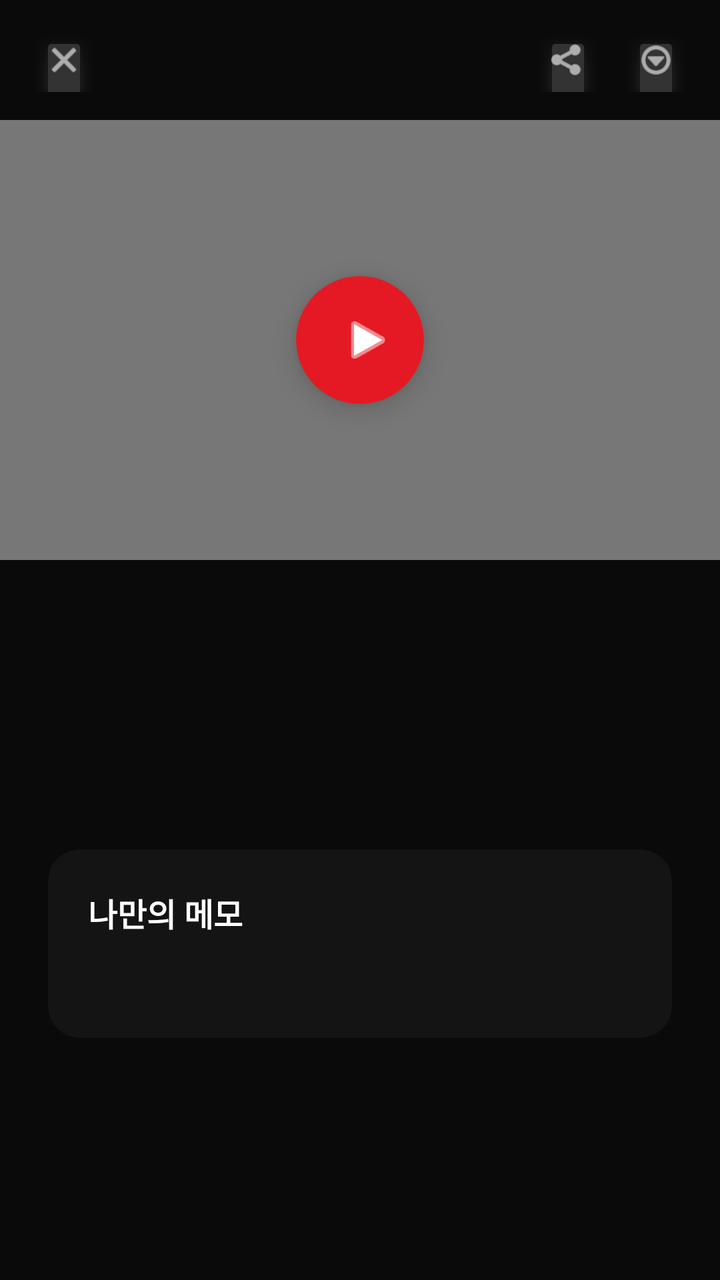
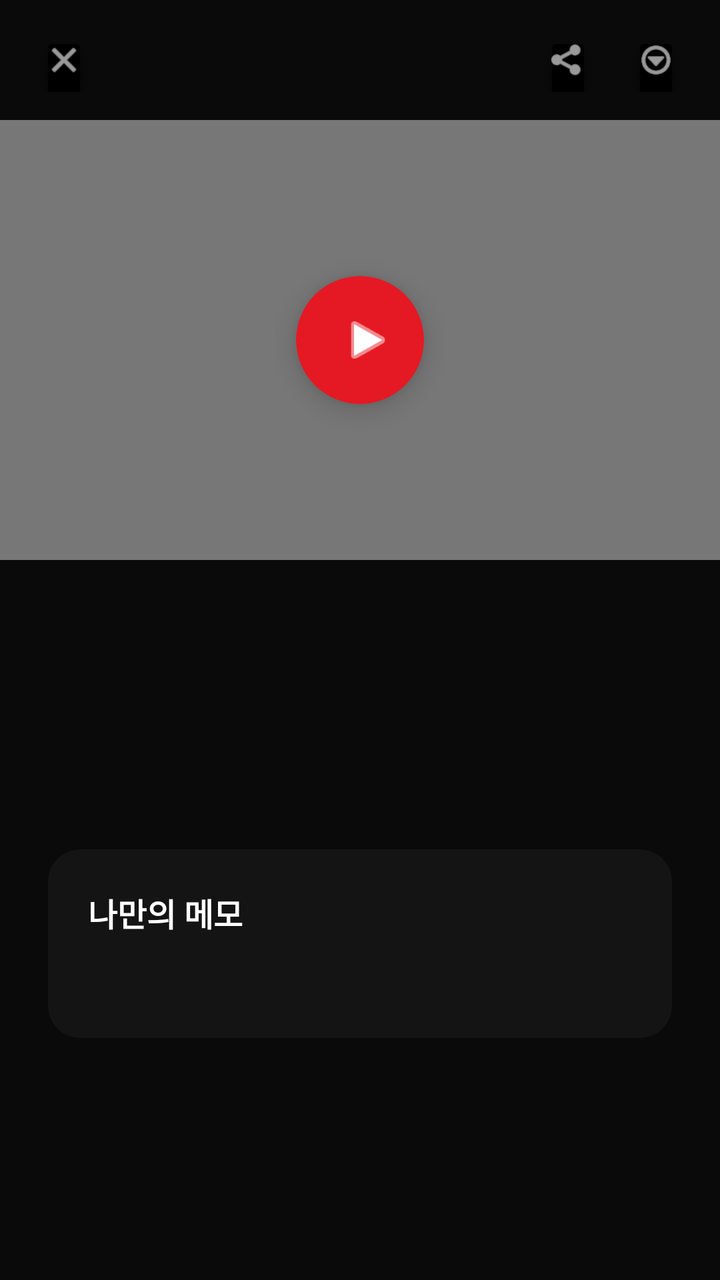

Compare the two renders of this Android layout. The source of the first and the diff that turns it into the second are given below.
<!-- AndroidManifest.xml: application theme Theme.TubePocket -->
<!-- res/layout/activity_video_detail.xml -->
<?xml version="1.0" encoding="utf-8"?>
<androidx.constraintlayout.widget.ConstraintLayout xmlns:android="http://schemas.android.com/apk/res/android"
    xmlns:app="http://schemas.android.com/apk/res-auto"
    android:layout_width="match_parent"
    android:layout_height="match_parent"
    android:background="#0A0A0A"> <RelativeLayout
    android:id="@+id/topBar"
    android:layout_width="match_parent"
    android:layout_height="60dp"
    android:paddingHorizontal="16dp"
    app:layout_constraintTop_toTopOf="parent">

    <ImageView
        android:id="@+id/ivClose"
        android:layout_width="32dp"
        android:layout_height="32dp"
        android:layout_centerVertical="true"
        android:background="@drawable/abc_menu_hardkey_panel_mtrl_mult"
        android:backgroundTint="#333333"
        android:padding="6dp"
        android:src="@android:drawable/ic_menu_close_clear_cancel"
        app:tint="#FFFFFF" />

    <LinearLayout
        android:layout_width="wrap_content"
        android:layout_height="wrap_content"
        android:layout_alignParentEnd="true"
        android:layout_centerVertical="true"
        android:orientation="horizontal">

        <ImageView
            android:id="@+id/ivShare"
            android:layout_width="32dp"
            android:layout_height="32dp"
            android:layout_marginEnd="12dp"
            android:background="@drawable/abc_menu_hardkey_panel_mtrl_mult"
            android:backgroundTint="#333333"
            android:padding="6dp"
            android:src="@android:drawable/ic_menu_share"
            app:tint="#FFFFFF" />

        <ImageView
            android:id="@+id/ivMore"
            android:layout_width="32dp"
            android:layout_height="32dp"
            android:background="@drawable/abc_menu_hardkey_panel_mtrl_mult"
            android:backgroundTint="#333333"
            android:padding="6dp"
            android:src="@android:drawable/ic_menu_more"
            app:tint="#FFFFFF" />
    </LinearLayout>
</RelativeLayout>

    <ScrollView
        android:layout_width="match_parent"
        android:layout_height="0dp"
        app:layout_constraintBottom_toBottomOf="parent"
        app:layout_constraintTop_toBottomOf="@+id/topBar">

        <LinearLayout
            android:layout_width="match_parent"
            android:layout_height="wrap_content"
            android:orientation="vertical">

            <FrameLayout
                android:layout_width="match_parent"
                android:layout_height="220dp">

                <ImageView
                    android:id="@+id/ivDetailThumbnail"
                    android:layout_width="match_parent"
                    android:layout_height="match_parent"
                    android:scaleType="centerCrop"
                    android:background="@android:color/darker_gray" />

                <View
                    android:layout_width="match_parent"
                    android:layout_height="match_parent"
                    android:background="#4D000000" />

                <androidx.cardview.widget.CardView
                    android:id="@+id/btnPlayVideo"
                    android:layout_width="64dp"
                    android:layout_height="64dp"
                    android:layout_gravity="center"
                    app:cardBackgroundColor="@color/main_red"
                    app:cardCornerRadius="32dp"
                    app:cardElevation="8dp">

                    <ImageView
                        android:layout_width="match_parent"
                        android:layout_height="match_parent"
                        android:layout_gravity="center"
                        android:padding="16dp"
                        android:layout_marginStart="4dp"
                        android:src="@android:drawable/ic_media_play"
                        app:tint="#FFFFFF" />
                </androidx.cardview.widget.CardView>
            </FrameLayout>

            <LinearLayout
                android:layout_width="match_parent"
                android:layout_height="wrap_content"
                android:orientation="vertical"
                android:padding="24dp">

                <TextView
                    android:id="@+id/tvDetailDate"
                    android:layout_width="match_parent"
                    android:layout_height="wrap_content"
                    android:textColor="#888888"
                    android:textSize="12sp" />

                <TextView
                    android:id="@+id/tvDetailTitle"
                    android:layout_width="match_parent"
                    android:layout_height="wrap_content"
                    android:layout_marginTop="8dp"
                    android:textColor="#FFFFFF"
                    android:textSize="22sp"
                    android:textStyle="bold"
                    android:lineSpacingExtra="4dp" />

                <TextView
                    android:id="@+id/tvDetailTags"
                    android:layout_width="match_parent"
                    android:layout_height="wrap_content"
                    android:layout_marginTop="16dp"
                    android:textColor="#4A90E2"
                    android:textSize="14sp" />

                <androidx.cardview.widget.CardView
                    android:layout_width="match_parent"
                    android:layout_height="wrap_content"
                    android:layout_marginTop="32dp"
                    app:cardBackgroundColor="#141414"
                    app:cardCornerRadius="16dp"
                    app:cardElevation="0dp"
                    app:strokeColor="#222222"
                    app:strokeWidth="1dp">

                    <LinearLayout
                        android:layout_width="match_parent"
                        android:layout_height="wrap_content"
                        android:orientation="vertical"
                        android:padding="20dp">

                        <TextView
                            android:layout_width="wrap_content"
                            android:layout_height="wrap_content"
                            android:text="나만의 메모"
                            android:textColor="#FFFFFF"
                            android:textSize="16sp"
                            android:textStyle="bold" />

                        <TextView
                            android:id="@+id/tvDetailMemo"
                            android:layout_width="match_parent"
                            android:layout_height="wrap_content"
                            android:layout_marginTop="12dp"
                            android:lineSpacingExtra="6dp"
                            android:textColor="#B0B0B0"
                            android:textSize="14sp" />
                    </LinearLayout>
                </androidx.cardview.widget.CardView>
            </LinearLayout>
        </LinearLayout>
    </ScrollView>
</androidx.constraintlayout.widget.ConstraintLayout>
<!-- resources referenced by this layout -->
<resources>
  <color name="main_red">#E51923</color>
  <style name="Theme.TubePocket" parent="Base.Theme.TubePocket" />
  <style name="Base.Theme.TubePocket" parent="Theme.Material3.DayNight.NoActionBar">
          
          
      </style>
</resources>

<!-- the commit's change to res/layout/activity_video_detail.xml (unified diff, before → after) -->
@@ -1,22 +1,23 @@
 <?xml version="1.0" encoding="utf-8"?>
-<androidx.constraintlayout.widget.ConstraintLayout xmlns:android="http://schemas.android.com/apk/res/android"
+<androidx.constraintlayout.widget.ConstraintLayout
+    xmlns:android="http://schemas.android.com/apk/res/android"
     xmlns:app="http://schemas.android.com/apk/res-auto"
     android:layout_width="match_parent"
     android:layout_height="match_parent"
-    android:background="#0A0A0A"> <RelativeLayout
+    android:background="#0A0A0A"
+    android:fitsSystemWindows="true"> <RelativeLayout
     android:id="@+id/topBar"
     android:layout_width="match_parent"
     android:layout_height="60dp"
     android:paddingHorizontal="16dp"
     app:layout_constraintTop_toTopOf="parent">
-
     <ImageView
         android:id="@+id/ivClose"
         android:layout_width="32dp"
         android:layout_height="32dp"
         android:layout_centerVertical="true"
         android:background="@drawable/abc_menu_hardkey_panel_mtrl_mult"
-        android:backgroundTint="#333333"
+        android:backgroundTint="#000000"
         android:padding="6dp"
         android:src="@android:drawable/ic_menu_close_clear_cancel"
         app:tint="#FFFFFF" />
@@ -34,7 +35,7 @@
             android:layout_height="32dp"
             android:layout_marginEnd="12dp"
             android:background="@drawable/abc_menu_hardkey_panel_mtrl_mult"
-            android:backgroundTint="#333333"
+            android:backgroundTint="#000000"
             android:padding="6dp"
             android:src="@android:drawable/ic_menu_share"
             app:tint="#FFFFFF" />
@@ -44,7 +45,7 @@
             android:layout_width="32dp"
             android:layout_height="32dp"
             android:background="@drawable/abc_menu_hardkey_panel_mtrl_mult"
-            android:backgroundTint="#333333"
+            android:backgroundTint="#000000"
             android:padding="6dp"
             android:src="@android:drawable/ic_menu_more"
             app:tint="#FFFFFF" />
